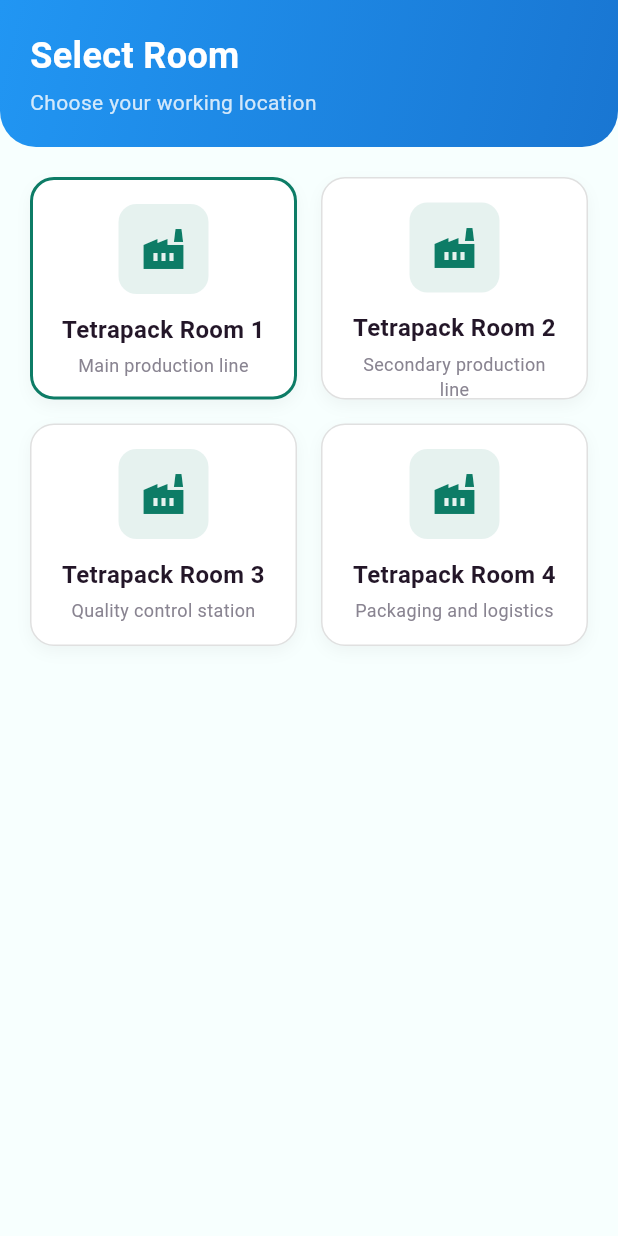
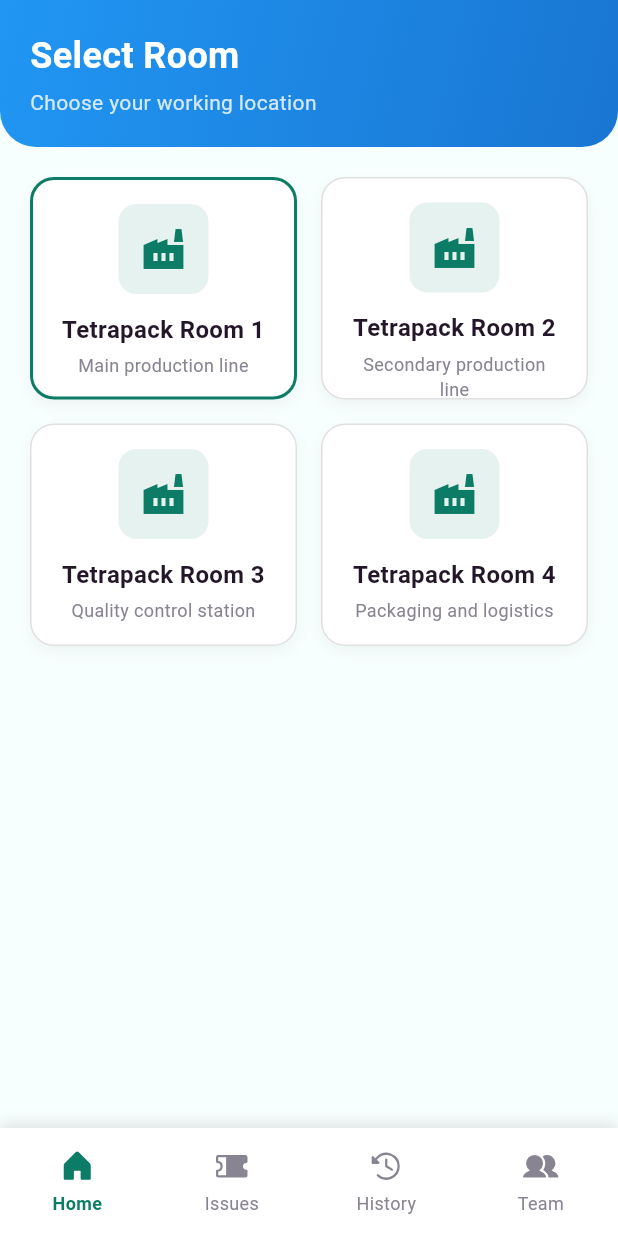
Before and after one commit to anasgg71-creator/machine-manager-app, a Flutter app: the screen it shows once a user with an empty profile is signed in, on a phone screen of 412 x 824 dp. Run offline on Flutter 3.47's test engine with Material 3 defaults, Android fonts, the phone set to English and light mode, and no system bars; our stand-ins replace flutter_local_notifications, phosphor_flutter, supabase_flutter; accounts and stored records are empty; network calls fail.

Commit message:
Navigation bar added

```diff
--- a/lib/screens/dashboard/dashboard_screen.dart
+++ b/lib/screens/dashboard/dashboard_screen.dart
@@ -10,6 +10,7 @@
 import '../../widgets/skeleton_loader.dart';
 import '../../widgets/animated_form_field.dart';
 import '../../widgets/enhanced_ticket_card.dart';
+import '../../widgets/app_navigation_bar.dart';
 
 // NEW DESIGN: Modern colors, enhanced tickets with time countdown, chat & close buttons
 
@@ -339,6 +340,14 @@
             if (_showSolverModal) _buildSolverModal(),
           ],
         ),
+      ),
+      bottomNavigationBar: AppNavigationBar(
+        currentScreen: _currentScreen,
+        onScreenChanged: (screen) {
+          setState(() {
+            _currentScreen = screen;
+          });
+        },
       ),
     );
   }
--- /dev/null
+++ b/lib/widgets/app_navigation_bar.dart
@@ -0,0 +1,107 @@
+import 'package:flutter/material.dart';
+import '../config/colors.dart';
+import 'package:phosphor_flutter/phosphor_flutter.dart';
+
+class AppNavigationBar extends StatelessWidget {
+  final String currentScreen;
+  final Function(String) onScreenChanged;
+  final bool showBackButton;
+  final VoidCallback? onBackPressed;
+
+  const AppNavigationBar({
+    super.key,
+    required this.currentScreen,
+    required this.onScreenChanged,
+    this.showBackButton = false,
+    this.onBackPressed,
+  });
+
+  @override
+  Widget build(BuildContext context) {
+    return Container(
+      height: 72,
+      decoration: BoxDecoration(
+        color: AppColors.surface,
+        boxShadow: [
+          BoxShadow(
+            color: AppColors.shadowMedium,
+            blurRadius: 8,
+            offset: const Offset(0, -2),
+          ),
+        ],
+      ),
+      child: SafeArea(
+        top: false,
+        child: Row(
+          mainAxisAlignment: MainAxisAlignment.spaceAround,
+          children: [
+            _buildNavItem(
+              context,
+              icon: PhosphorIcons.house(PhosphorIconsStyle.fill),
+              label: 'Home',
+              screenId: 'roomSelection',
+              isActive: currentScreen == 'roomSelection',
+            ),
+            _buildNavItem(
+              context,
+              icon: PhosphorIcons.ticket(PhosphorIconsStyle.fill),
+              label: 'Issues',
+              screenId: 'activeIssues',
+              isActive: currentScreen == 'activeIssues',
+            ),
+            _buildNavItem(
+              context,
+              icon: PhosphorIcons.clockCounterClockwise(PhosphorIconsStyle.fill),
+              label: 'History',
+              screenId: 'history',
+              isActive: currentScreen == 'history',
+            ),
+            _buildNavItem(
+              context,
+              icon: PhosphorIcons.users(PhosphorIconsStyle.fill),
+              label: 'Team',
+              screenId: 'team',
+              isActive: currentScreen == 'team',
+            ),
+          ],
+        ),
+      ),
+    );
+  }
+
+  Widget _buildNavItem(
+    BuildContext context, {
+    required IconData icon,
+    required String label,
+    required String screenId,
+    required bool isActive,
+  }) {
+    return Expanded(
+      child: InkWell(
+        onTap: () => onScreenChanged(screenId),
+        child: Container(
+          padding: const EdgeInsets.symmetric(vertical: 8),
+          child: Column(
+            mainAxisSize: MainAxisSize.min,
+            children: [
+              Icon(
+                icon,
+                size: 24,
+                color: isActive ? AppColors.primary : AppColors.textSecondary,
+              ),
+              const SizedBox(height: 4),
+              Text(
+                label,
+                style: TextStyle(
+                  fontSize: 12,
+                  fontWeight: isActive ? FontWeight.w600 : FontWeight.normal,
+                  color: isActive ? AppColors.primary : AppColors.textSecondary,
+                ),
+              ),
+            ],
+          ),
+        ),
+      ),
+    );
+  }
+}
```
Also changed, not shown: .claude/settings.local.json, 2 other files.
